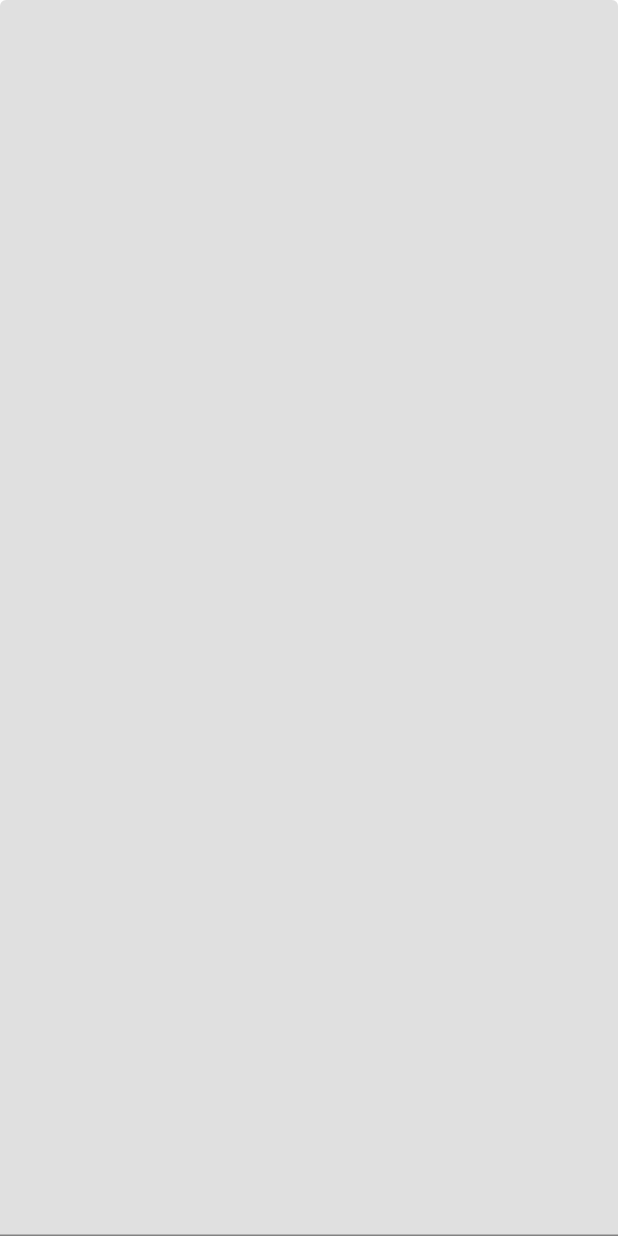
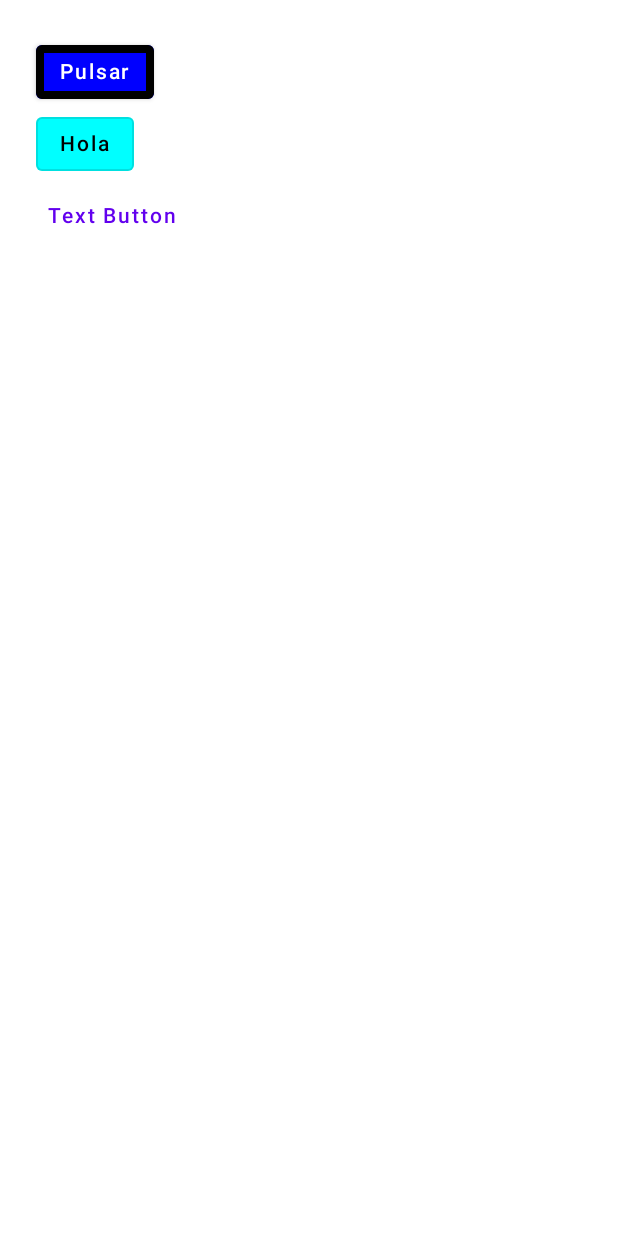
Before and after one commit to Luigi-Avila/JetpackComponents, an Android app built with Jetpack Compose: the screen it shows after launch (MainActivity), on a phone screen of 412 x 824 dp. Before the commit the screen is almost empty. Run offline under Robolectric (Android 15) with nearby library versions, the phone set to English and light mode, and no system bars.

Commit message:
Button, Outlined Button and Text Button Components added

```diff
--- a/app/src/main/java/com/example/jetpackcomponents/MainActivity.kt
+++ b/app/src/main/java/com/example/jetpackcomponents/MainActivity.kt
@@ -1,8 +1,10 @@
 package com.example.jetpackcomponents
 
 import android.os.Bundle
+import android.util.Log
 import androidx.activity.ComponentActivity
 import androidx.activity.compose.setContent
+import androidx.compose.foundation.BorderStroke
 import androidx.compose.foundation.layout.Column
 import androidx.compose.foundation.layout.fillMaxSize
 import androidx.compose.foundation.layout.padding
@@ -40,8 +42,12 @@ class MainActivity : ComponentActivity() {
                         MyTextFieldOutlined()
                     } */
 
+                    /* ESTATE HOSTING
                     var myText by rememberSaveable { mutableStateOf("") }
                     MyTextField(myText) { myText = it }
+                     */
+
+                    MyButtonExample()
                 }
             }
         }
@@ -56,8 +62,49 @@ fun DefaultPreview() {
         //MyTextField()
         //MyTextFieldAdvance()
         //MyTextFieldOutlined()
+        MyButtonExample()
     }
 }
+
+
+@Composable
+fun MyButtonExample() {
+    var enable by rememberSaveable { mutableStateOf(true) }
+    Column(
+        Modifier
+            .fillMaxSize()
+            .padding(24.dp)
+    ) {
+        Button(
+            onClick = { enable = false },
+            colors = ButtonDefaults.buttonColors(
+                backgroundColor = Color.Blue,
+                contentColor = Color.White
+            ),
+            border = BorderStroke(5.dp, Color.Black),
+            enabled = enable
+        ) {
+            Text(text = "Pulsar")
+        }
+
+        OutlinedButton(
+            onClick = { enable = false }, enabled = enable, colors = ButtonDefaults.buttonColors(
+                backgroundColor = Color.Cyan,
+                contentColor = Color.Black,
+                disabledBackgroundColor = Color.White,
+                disabledContentColor = Color.Blue
+            )
+        ) {
+            Text(text = "Hola")
+        }
+
+        TextButton(onClick = { }) {
+            Text(text = "Text Button")
+        }
+
+    }
+}
+
 
 @Composable
 fun MyTextFieldOutlined() {
```
